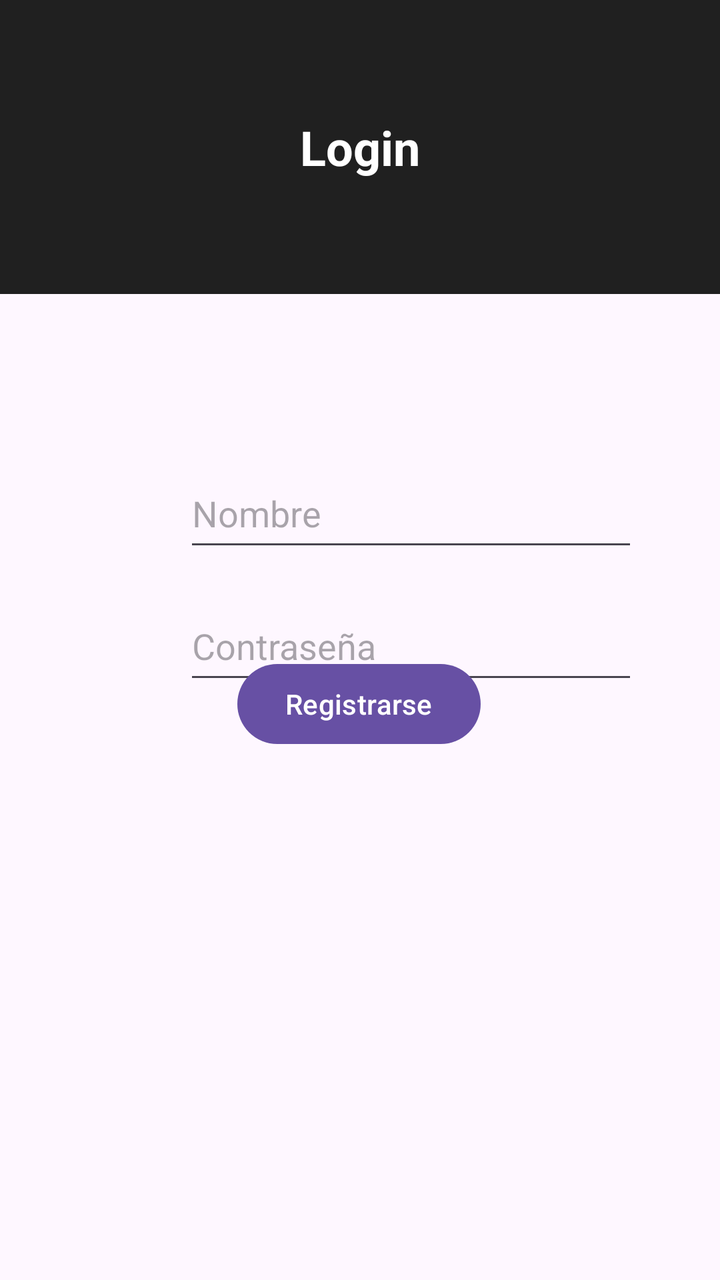
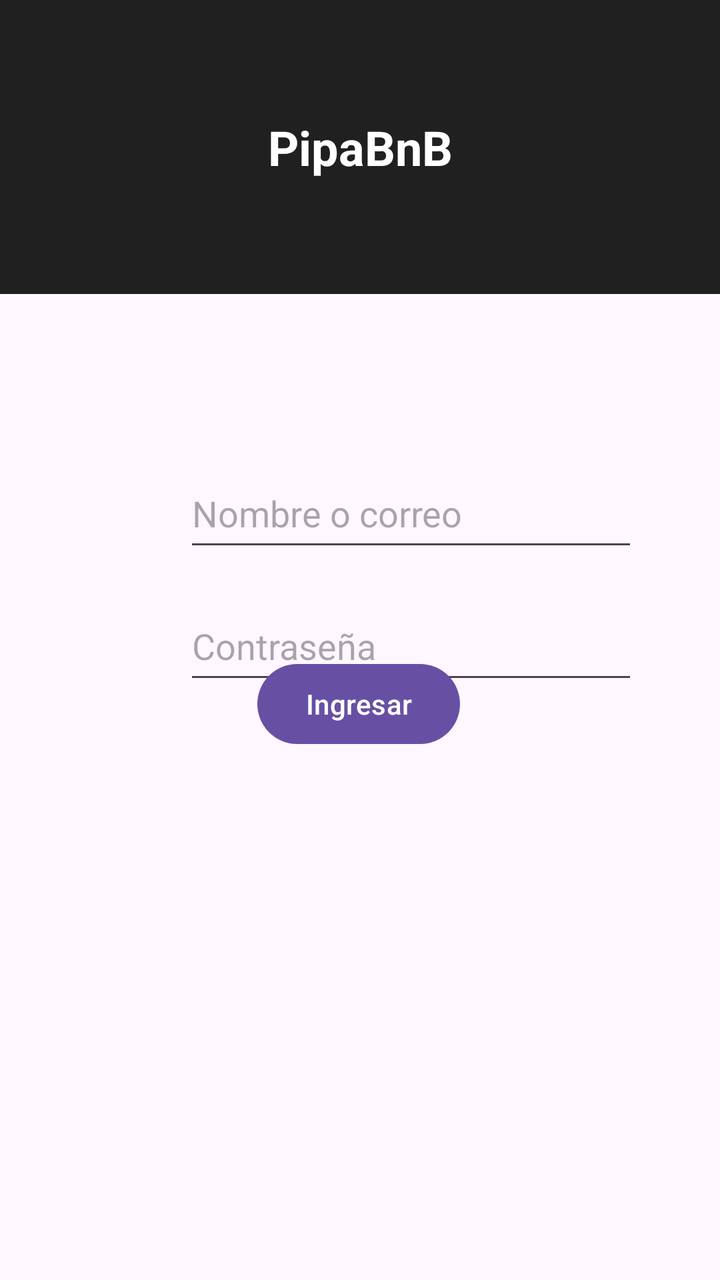

Compare the two renders of this Android layout. The source of the first and the diff that turns it into the second are given below.
<!-- AndroidManifest.xml: application theme Theme.Pipabnb -->
<!-- res/layout/login_activity.xml -->
<?xml version="1.0" encoding="utf-8"?>
<androidx.constraintlayout.widget.ConstraintLayout xmlns:android="http://schemas.android.com/apk/res/android"
    android:id="@+id/main"
    xmlns:app="http://schemas.android.com/apk/res-auto"
    xmlns:tools="http://schemas.android.com/tools"
    android:layout_width="match_parent"
    android:layout_height="match_parent">


    <TextView
        android:id="@+id/textView"
        android:layout_width="match_parent"
        android:layout_height="147dp"
        android:background="#202020"
        android:gravity="center"
        android:text="Login"
        android:textColor="#FFFFFF"
        android:textSize="24sp"
        android:textStyle="bold"
        app:layout_constraintBottom_toBottomOf="parent"
        app:layout_constraintTop_toTopOf="parent"
        app:layout_constraintVertical_bias="0.0"
        tools:layout_editor_absoluteX="0dp" />

    <com.google.android.material.textfield.TextInputEditText
        android:id="@+id/input_nombre"
        android:layout_width="227dp"
        android:layout_height="51dp"
        android:layout_marginStart="92dp"
        android:layout_marginEnd="92dp"
        android:hint="Nombre"
        app:layout_constraintBottom_toBottomOf="parent"
        app:layout_constraintEnd_toEndOf="parent"
        app:layout_constraintHorizontal_bias="0.0"
        app:layout_constraintStart_toStartOf="parent"
        app:layout_constraintTop_toBottomOf="@+id/textView"
        app:layout_constraintVertical_bias="0.187" />

    <com.google.android.material.textfield.TextInputEditText
        android:id="@+id/input_contrasena"
        android:layout_width="227dp"
        android:layout_height="51dp"
        android:layout_marginStart="92dp"
        android:layout_marginTop="32dp"
        android:layout_marginEnd="92dp"
        android:hint="Contraseña"
        app:layout_constraintBottom_toBottomOf="parent"
        app:layout_constraintEnd_toEndOf="parent"
        app:layout_constraintHorizontal_bias="0.0"
        app:layout_constraintStart_toStartOf="parent"
        app:layout_constraintTop_toBottomOf="@+id/textView"
        app:layout_constraintVertical_bias="0.285" />

    <Button
        android:id="@+id/btn_registrarse"
        android:layout_width="wrap_content"
        android:layout_height="wrap_content"
        android:layout_marginBottom="264dp"
        android:text="Registrarse"
        app:layout_constraintBottom_toBottomOf="parent"
        app:layout_constraintEnd_toEndOf="parent"
        app:layout_constraintHorizontal_bias="0.498"
        app:layout_constraintStart_toStartOf="parent" />
</androidx.constraintlayout.widget.ConstraintLayout>
<!-- resources referenced by this layout -->
<resources>
  <style name="Theme.Pipabnb" parent="Base.Theme.Pipabnb" />
  <style name="Base.Theme.Pipabnb" parent="Theme.Material3.DayNight.NoActionBar">
          
          
      </style>
</resources>

<!-- the commit's change to res/layout/login_activity.xml (unified diff, before → after) -->
@@ -13,7 +13,7 @@
         android:layout_height="147dp"
         android:background="#202020"
         android:gravity="center"
-        android:text="Login"
+        android:text="PipaBnB"
         android:textColor="#FFFFFF"
         android:textSize="24sp"
         android:textStyle="bold"
@@ -28,7 +28,7 @@
         android:layout_height="51dp"
         android:layout_marginStart="92dp"
         android:layout_marginEnd="92dp"
-        android:hint="Nombre"
+        android:hint="Nombre o correo"
         app:layout_constraintBottom_toBottomOf="parent"
         app:layout_constraintEnd_toEndOf="parent"
         app:layout_constraintHorizontal_bias="0.0"
@@ -44,6 +44,7 @@
         android:layout_marginTop="32dp"
         android:layout_marginEnd="92dp"
         android:hint="Contraseña"
+        android:inputType="textPassword"
         app:layout_constraintBottom_toBottomOf="parent"
         app:layout_constraintEnd_toEndOf="parent"
         app:layout_constraintHorizontal_bias="0.0"
@@ -56,7 +57,7 @@
         android:layout_width="wrap_content"
         android:layout_height="wrap_content"
         android:layout_marginBottom="264dp"
-        android:text="Registrarse"
+        android:text="Ingresar"
         app:layout_constraintBottom_toBottomOf="parent"
         app:layout_constraintEnd_toEndOf="parent"
         app:layout_constraintHorizontal_bias="0.498"
